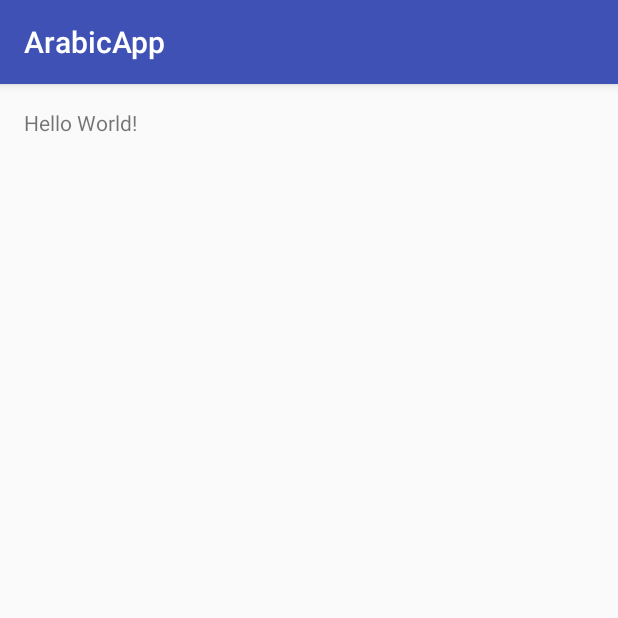
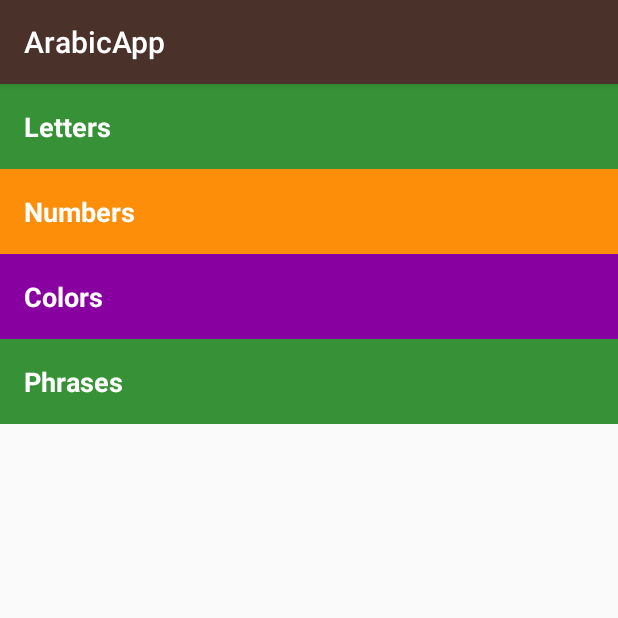
Before and after one commit to IbrahimHout/ArabicApp, an Android app: the screen it shows after launch (MainActivity), on a phone screen of 412 x 824 dp, the top half of it. Run offline under Robolectric (Android 15) with nearby library versions, the light colour scheme and no system bars.

Commit message:
first Edit  adding textviews , adding some strings , colors and styles to the text views

```diff
--- a/app/src/main/res/layout/activity_main.xml
+++ b/app/src/main/res/layout/activity_main.xml
@@ -1,17 +1,43 @@
 <?xml version="1.0" encoding="utf-8"?>
-<RelativeLayout xmlns:android="http://schemas.android.com/apk/res/android"
-    xmlns:tools="http://schemas.android.com/tools"
-    android:id="@+id/activity_main"
-    android:layout_width="match_parent"
-    android:layout_height="match_parent"
-    android:paddingBottom="@dimen/activity_vertical_margin"
-    android:paddingLeft="@dimen/activity_horizontal_margin"
-    android:paddingRight="@dimen/activity_horizontal_margin"
-    android:paddingTop="@dimen/activity_vertical_margin"
-    tools:context="com.example.zezoom.arabicapp.MainActivity">
+    <LinearLayout xmlns:android="http://schemas.android.com/apk/res/android"
+        android:orientation="vertical"
+        xmlns:tools="http://schemas.android.com/tools"
+        android:id="@+id/activity_main"
+        android:layout_width="match_parent"
+        android:layout_height="match_parent"
+
+        tools:context="com.example.zezoom.arabicapp.MainActivity">
+
+            <TextView
+                style="@style/CategoryStyle"
+                android:layout_width="match_parent"
+                android:layout_height="wrap_content"
+                android:text="@string/letters"
+                android:background="@color/category_letters"
+            />
+            <TextView
+                style="@style/CategoryStyle"
+                android:layout_width="match_parent"
+                android:layout_height="wrap_content"
+                android:text="@string/numbers"
+                android:background="@color/category_numbers"
+            />
 
     <TextView
-        android:layout_width="wrap_content"
+        style="@style/CategoryStyle"
+        android:layout_width="match_parent"
         android:layout_height="wrap_content"
-        android:text="Hello World!" />
-</RelativeLayout>
+        android:text="@string/colors"
+        android:background="@color/category_colors"
+        android:id="@+id/textView" />
+
+    <TextView
+                style="@style/CategoryStyle"
+                android:layout_width="match_parent"
+                android:layout_height="wrap_content"
+                android:text="@string/phrases"
+                android:background="@color/category_letters"
+            />
+
+
+</LinearLayout>
--- a/app/src/main/res/values/colors.xml
+++ b/app/src/main/res/values/colors.xml
@@ -3,4 +3,28 @@
     <color name="colorPrimary">#3F51B5</color>
     <color name="colorPrimaryDark">#303F9F</color>
     <color name="colorAccent">#FF4081</color>
+
+
+
+        <!-- Primary color of the app (shown in the app bar) -->
+        <color name="primary_color">#4A312A</color>
+
+        <!-- Primary dark color of the app (shown in the status bar) -->
+        <color name="primary_dark_color">#2F1D1A</color>
+
+        <!-- Background color for app -->
+        <color name="tan_background">#FFF7DA</color>
+
+        <!-- Background color for the numbers category -->
+        <color name="category_numbers">#FD8E09</color>
+
+        <!-- Background color for the family members category -->
+        <color name="category_letters">#379237</color>
+
+        <!-- Background color for the colors category -->
+        <color name="category_colors">#8800A0</color>
+
+        <!-- Background color for the phrases category -->
+        <color name="category_phrases">#16AFCA</color>
+
 </resources>
--- a/app/src/main/res/values/strings.xml
+++ b/app/src/main/res/values/strings.xml
@@ -1,3 +1,7 @@
 <resources>
     <string name="app_name">ArabicApp</string>
+    <string name="letters">Letters</string>
+    <string name="numbers">Numbers</string>
+    <string name="colors">Colors</string>
+    <string name="phrases">Phrases</string>
 </resources>
--- a/app/src/main/res/values/styles.xml
+++ b/app/src/main/res/values/styles.xml
@@ -2,10 +2,18 @@
 
     <!-- Base application theme. -->
     <style name="AppTheme" parent="Theme.AppCompat.Light.DarkActionBar">
-        <!-- Customize your theme here. -->
-        <item name="colorPrimary">@color/colorPrimary</item>
-        <item name="colorPrimaryDark">@color/colorPrimaryDark</item>
-        <item name="colorAccent">@color/colorAccent</item>
+        <item name="colorPrimary">@color/primary_color</item>
+        <item name="colorPrimaryDark">@color/primary_dark_color</item>
+    </style>
+    <style name="CategoryStyle">
+        <item name="android:layout_width">match_parent</item>
+        <item name="android:gravity">center_vertical</item>
+        <item name="android:padding">16dp</item>
+        <item name="android:paddingTop">32dp</item>
+        <item name="android:paddingBottom">32dp</item>
+        <item name="android:textColor">@android:color/white</item>
+        <item name="android:textStyle">bold</item>
+        <item name="android:textAppearance">?android:textAppearanceMedium</item>
     </style>
 
 </resources>
```
